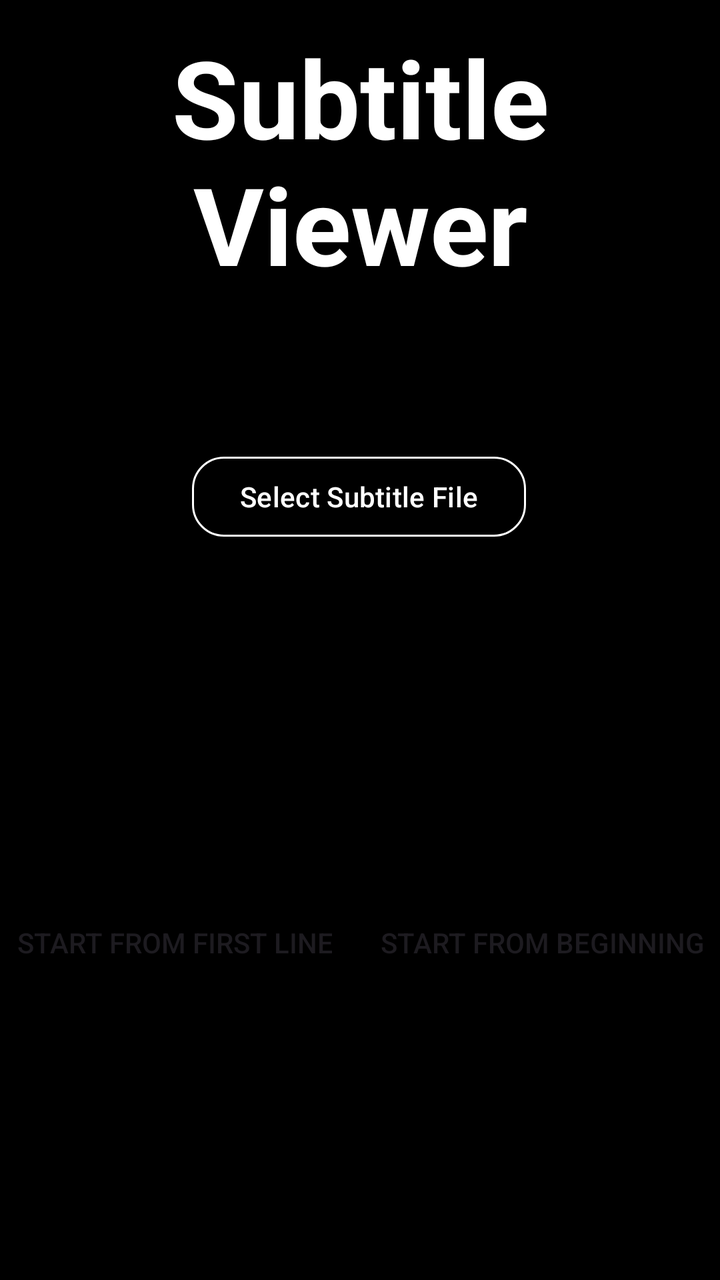
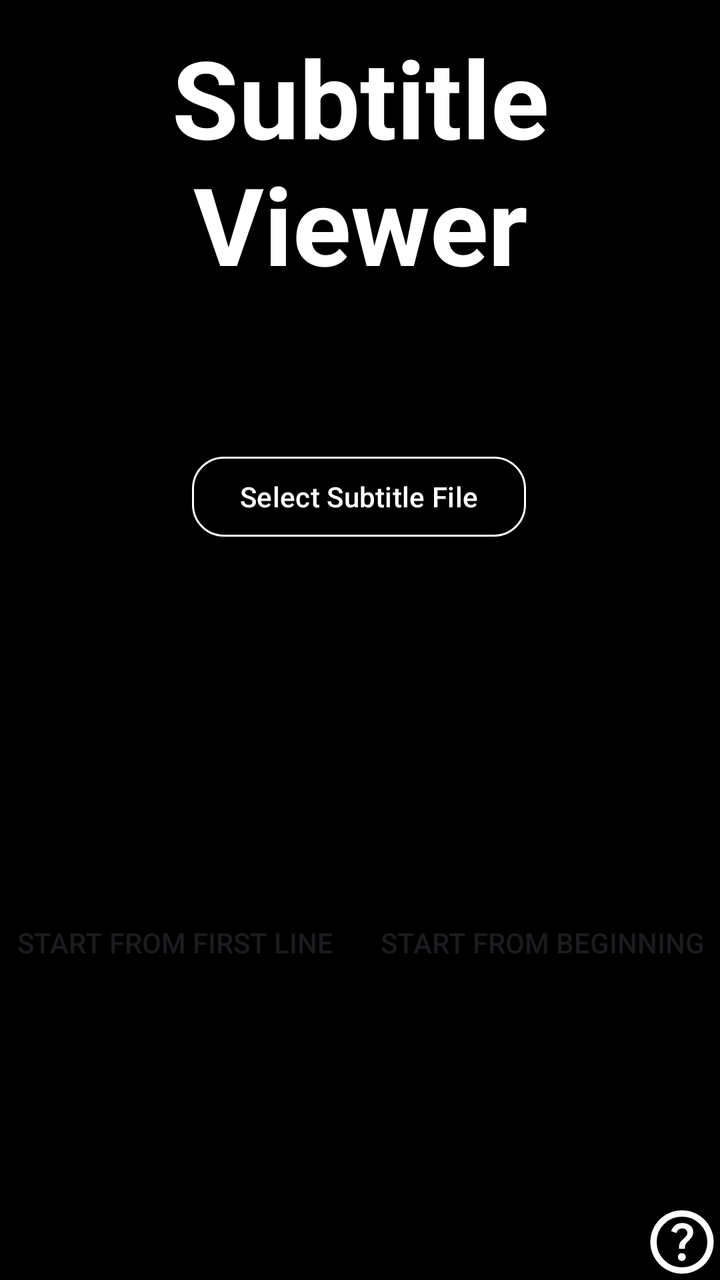

An Android layout rendered at two revisions. The XML below is the earlier revision; the diff shows what the commit changed to produce the second picture.
<!-- AndroidManifest.xml: application theme Theme.SubtitleViewer -->
<!-- res/layout/activity_main.xml -->
<?xml version="1.0" encoding="utf-8"?>
<androidx.constraintlayout.widget.ConstraintLayout xmlns:android="http://schemas.android.com/apk/res/android"
    xmlns:app="http://schemas.android.com/apk/res-auto"
    xmlns:tools="http://schemas.android.com/tools"
    android:id="@+id/main"
    android:layout_width="match_parent"
    android:layout_height="match_parent"
    android:background="#000000"
    tools:context=".MainActivity">

    <com.google.android.material.button.MaterialButton
        android:id="@+id/subtitle_file"
        android:layout_width="wrap_content"
        android:layout_height="wrap_content"
        android:layout_marginTop="64dp"
        android:onClick="SelectSubtitleFileClicked"
        android:text="Select Subtitle File"

        app:backgroundTint="#000000"
        app:strokeColor="#FFFFFF"
        app:strokeWidth="1dp"
        app:cornerRadius="16dp"

        app:layout_constraintEnd_toEndOf="parent"
        app:layout_constraintHorizontal_bias="0.497"
        app:layout_constraintStart_toStartOf="parent"
        app:layout_constraintTop_toBottomOf="@+id/Title" />

    <TextView
        android:id="@+id/selectedFileText"
        android:layout_width="0dp"
        android:layout_height="wrap_content"
        android:layout_marginTop="12dp"
        android:ellipsize="end"
        android:gravity="center"
        android:maxLines="1"
        android:text=""
        android:textAlignment="center"
        android:textColor="#FFFFFF"
        app:layout_constraintEnd_toEndOf="parent"
        app:layout_constraintStart_toStartOf="parent"
        app:layout_constraintTop_toBottomOf="@+id/subtitle_file" />

    <Button
        android:id="@+id/StartSubtitleFirstLine"
        android:layout_width="wrap_content"
        android:layout_height="wrap_content"
        android:layout_marginTop="144dp"
        android:onClick="StartSubtitleFirstLineClicked"
        android:text="Start From First Line"

        app:backgroundTint="#000000"
        app:strokeColor="#FFFFFF"
        app:strokeWidth="1dp"
        app:cornerRadius="16dp"

        app:layout_constraintEnd_toStartOf="@+id/StartSubtitleFromResume"
        app:layout_constraintHorizontal_chainStyle="spread"
        app:layout_constraintStart_toStartOf="parent"
        app:layout_constraintTop_toBottomOf="@+id/selectedFileText" />

    <Button
        android:id="@+id/StartSubtitleFromResume"
        android:layout_width="wrap_content"
        android:layout_height="wrap_content"
        android:layout_marginTop="144dp"
        android:onClick="StartSubtitleFromResume"
        android:text="Start From Beginning"

        app:backgroundTint="#000000"
        app:strokeColor="#FFFFFF"
        app:strokeWidth="1dp"
        app:cornerRadius="16dp"

        app:layout_constraintEnd_toEndOf="parent"
        app:layout_constraintStart_toEndOf="@+id/StartSubtitleFirstLine"
        app:layout_constraintTop_toBottomOf="@+id/selectedFileText" />

    <TextView
        android:id="@+id/Title"
        android:layout_width="0dp"
        android:layout_height="wrap_content"
        android:autoSizeMaxTextSize="55sp"
        android:autoSizeMinTextSize="24sp"
        android:autoSizeStepGranularity="2sp"
        android:autoSizeTextType="uniform"
        android:gravity="center"
        android:text="Subtitle Viewer"
        android:textAlignment="center"
        android:textColor="#FFFFFF"
        android:textSize="64sp"
        android:textStyle="bold"
        app:layout_constraintEnd_toEndOf="parent"
        app:layout_constraintHorizontal_bias="0.0"
        app:layout_constraintStart_toStartOf="parent"
        app:layout_constraintTop_toTopOf="parent" />

</androidx.constraintlayout.widget.ConstraintLayout>
<!-- resources referenced by this layout -->
<resources>
  <style name="Theme.SubtitleViewer" parent="Base.Theme.SubtitleViewer" />
  <style name="Base.Theme.SubtitleViewer" parent="Theme.Material3.DayNight.NoActionBar">
          
          
      </style>
</resources>

<!-- the commit's change to res/layout/activity_main.xml (unified diff, before → after) -->
@@ -17,14 +17,14 @@
         android:text="Select Subtitle File"
 
         app:backgroundTint="#000000"
-        app:strokeColor="#FFFFFF"
-        app:strokeWidth="1dp"
         app:cornerRadius="16dp"
-
         app:layout_constraintEnd_toEndOf="parent"
         app:layout_constraintHorizontal_bias="0.497"
+
         app:layout_constraintStart_toStartOf="parent"
-        app:layout_constraintTop_toBottomOf="@+id/Title" />
+        app:layout_constraintTop_toBottomOf="@+id/Title"
+        app:strokeColor="#FFFFFF"
+        app:strokeWidth="1dp" />
 
     <TextView
         android:id="@+id/selectedFileText"
@@ -50,14 +50,14 @@
         android:text="Start From First Line"
 
         app:backgroundTint="#000000"
-        app:strokeColor="#FFFFFF"
-        app:strokeWidth="1dp"
         app:cornerRadius="16dp"
-
         app:layout_constraintEnd_toStartOf="@+id/StartSubtitleFromResume"
         app:layout_constraintHorizontal_chainStyle="spread"
+
         app:layout_constraintStart_toStartOf="parent"
-        app:layout_constraintTop_toBottomOf="@+id/selectedFileText" />
+        app:layout_constraintTop_toBottomOf="@+id/selectedFileText"
+        app:strokeColor="#FFFFFF"
+        app:strokeWidth="1dp" />
 
     <Button
         android:id="@+id/StartSubtitleFromResume"
@@ -68,13 +68,13 @@
         android:text="Start From Beginning"
 
         app:backgroundTint="#000000"
-        app:strokeColor="#FFFFFF"
-        app:strokeWidth="1dp"
         app:cornerRadius="16dp"
-
         app:layout_constraintEnd_toEndOf="parent"
         app:layout_constraintStart_toEndOf="@+id/StartSubtitleFirstLine"
-        app:layout_constraintTop_toBottomOf="@+id/selectedFileText" />
+
+        app:layout_constraintTop_toBottomOf="@+id/selectedFileText"
+        app:strokeColor="#FFFFFF"
+        app:strokeWidth="1dp" />
 
     <TextView
         android:id="@+id/Title"
@@ -95,4 +95,14 @@
         app:layout_constraintStart_toStartOf="parent"
         app:layout_constraintTop_toTopOf="parent" />
 
+    <ImageButton
+        android:id="@+id/imageButton"
+        android:layout_width="wrap_content"
+        android:layout_height="wrap_content"
+        android:background="#000000"
+        android:onClick="OpenHelpScreen"
+        app:layout_constraintBottom_toBottomOf="parent"
+        app:layout_constraintEnd_toEndOf="parent"
+        app:srcCompat="@drawable/help" />
+
 </androidx.constraintlayout.widget.ConstraintLayout>
<!-- resource entries referenced after the edit -->
@@ -1,5 +1,11 @@
 <!-- resources referenced by this layout -->
 <resources>
+  <!-- drawable help (drawable) -->
+  <vector xmlns:android="http://schemas.android.com/apk/res/android" android:autoMirrored="true" android:height="38dp" android:tint="#FFFFFF" android:viewportHeight="960" android:viewportWidth="960" android:width="38dp">
+        
+      <path android:fillColor="@android:color/white" android:pathData="M513.5,705.5Q528,691 528,670Q528,649 513.5,634.5Q499,620 478,620Q457,620 442.5,634.5Q428,649 428,670Q428,691 442.5,705.5Q457,720 478,720Q499,720 513.5,705.5ZM442,566L516,566Q516,533 523.5,514Q531,495 566,462Q592,436 607,412.5Q622,389 622,356Q622,300 581,270Q540,240 484,240Q427,240 391.5,270Q356,300 342,342L408,368Q413,350 430.5,329Q448,308 484,308Q516,308 532,325.5Q548,343 548,364Q548,384 536,401.5Q524,419 506,434Q462,473 452,493Q442,513 442,566ZM480,880Q397,880 324,848.5Q251,817 197,763Q143,709 111.5,636Q80,563 80,480Q80,397 111.5,324Q143,251 197,197Q251,143 324,111.5Q397,80 480,80Q563,80 636,111.5Q709,143 763,197Q817,251 848.5,324Q880,397 880,480Q880,563 848.5,636Q817,709 763,763Q709,817 636,848.5Q563,880 480,880ZM480,800Q614,800 707,707Q800,614 800,480Q800,346 707,253Q614,160 480,160Q346,160 253,253Q160,346 160,480Q160,614 253,707Q346,800 480,800ZM480,480Q480,480 480,480Q480,480 480,480Q480,480 480,480Q480,480 480,480Q480,480 480,480Q480,480 480,480Q480,480 480,480Q480,480 480,480Z"/>
+      
+  </vector>
   <style name="Theme.SubtitleViewer" parent="Base.Theme.SubtitleViewer" />
   <style name="Base.Theme.SubtitleViewer" parent="Theme.Material3.DayNight.NoActionBar">
           
